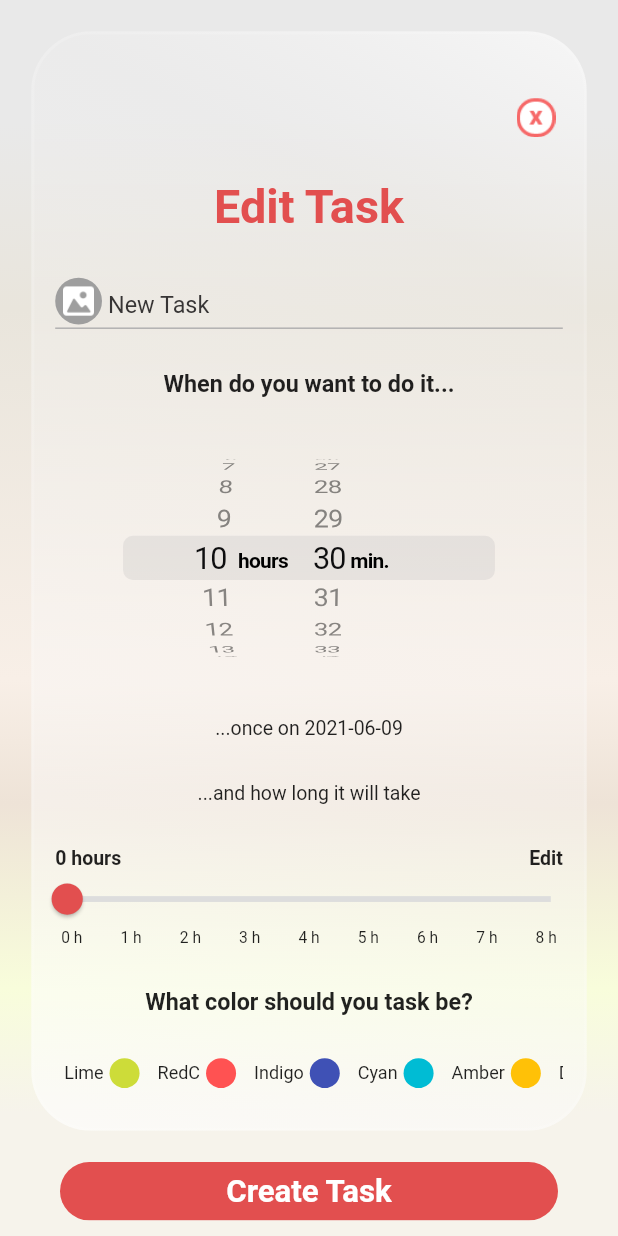
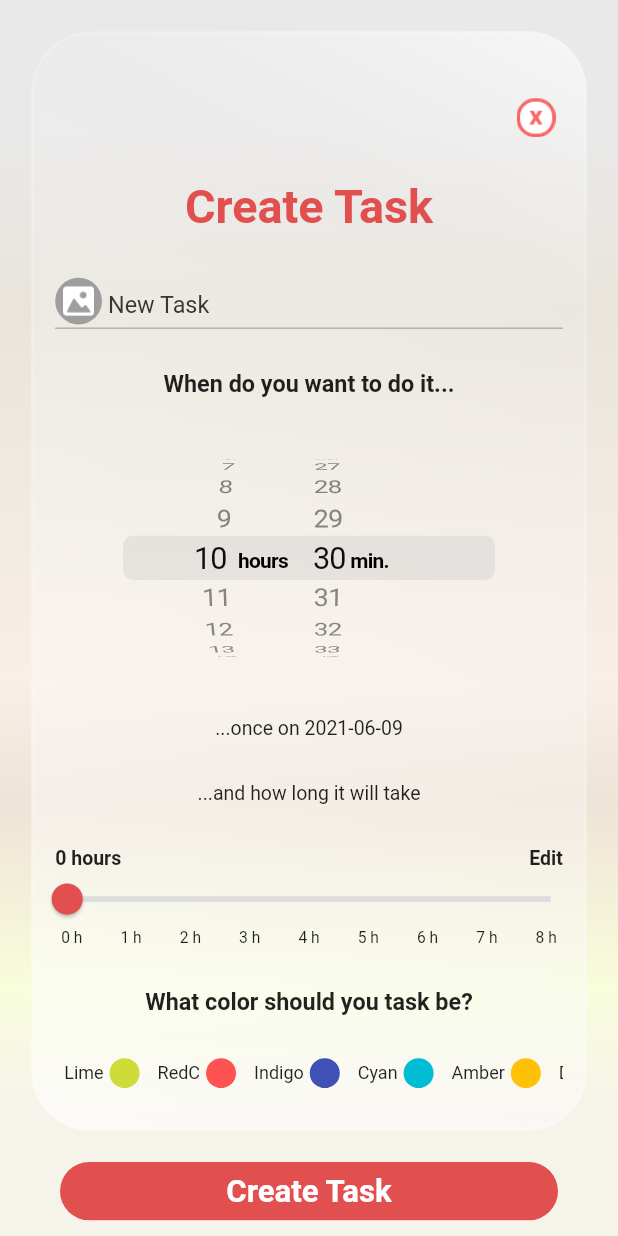
Before and after one commit to horlann/flexible, a Flutter app: the NewTaskEditor screen opened directly, on a phone screen of 412 x 824 dp. Run offline on Flutter 3.47's test engine with Material 2 defaults, Android fonts, the phone set to English and light mode, and no system bars; drawn by our look-alikes of glassmorphism; our stand-ins replace bloc, cloud_firestore, country_code_picker, equatable, firebase_auth, firebase_core and 10 more; missing offline and left inert: country_pickers, flutter_sim_country_code; accounts and stored records are empty.

Commit message:
fix editor

```diff
--- a/lib/board/task_editor/new_task_editor.dart
+++ b/lib/board/task_editor/new_task_editor.dart
@@ -98,7 +98,7 @@ class _NewTaskEditorState extends State<NewTaskEditor> {
                   children: [
                     RowWithCloseBtn(context: context),
                     Text(
-                      'Edit Task',
+                      'Create Task',
                       style: TextStyle(
                         fontSize: 24 * byWithScale(context),
                         fontWeight: FontWeight.w700,
```
